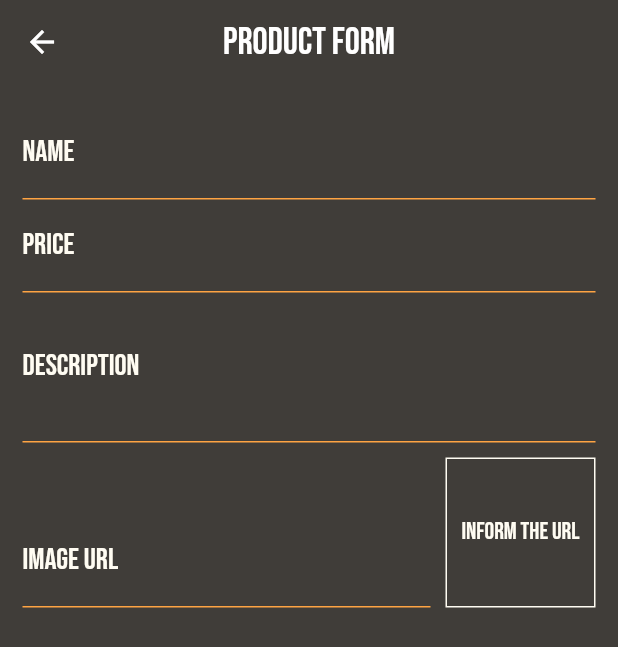
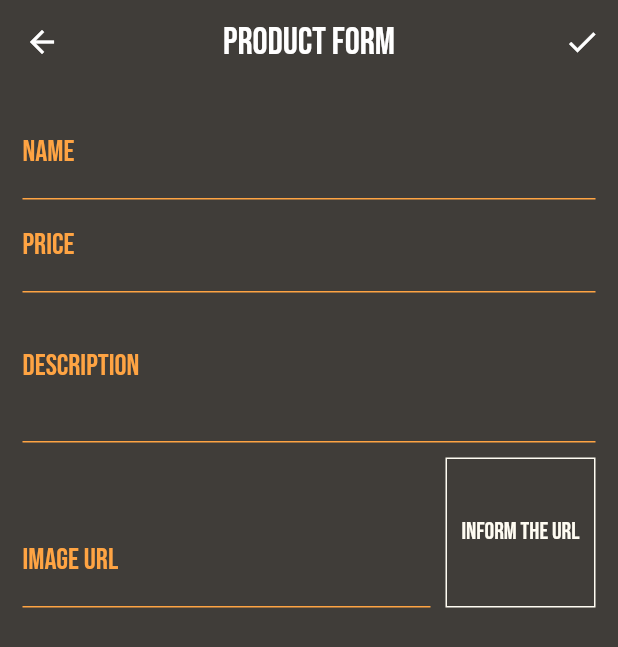
Before and after one commit to elennmilhomem/standup_gym_store, a Flutter app: the ProductFormPage screen opened by its route, on a phone screen of 412 x 824 dp. Shown: the top 647 px of the screen. Run offline on Flutter 3.47's test engine with Material 2 defaults, Android fonts, the phone set to English and light mode, and no system bars; network calls fail.

Commit message:
Implementa submissão de formulário
Agora é possível submeter os dados preenchidos no formulário

```diff
--- a/lib/pages/product_form_page.dart
+++ b/lib/pages/product_form_page.dart
@@ -1,4 +1,7 @@
+import 'dart:math';
+
 import 'package:flutter/material.dart';
+import 'package:standup_gym_store/models/product.dart';
 
 class ProductFormPage extends StatefulWidget {
   const ProductFormPage({Key? key}) : super(key: key);
@@ -10,8 +13,12 @@ class ProductFormPage extends StatefulWidget {
 class _ProductFormPageState extends State<ProductFormPage> {
   final _priceFocus = FocusNode();
   final _descriptionFocus = FocusNode();
+
   final _imageUrlFocus = FocusNode();
   final _imageUrlController = TextEditingController();
+
+  final _formKey = GlobalKey<FormState>();
+  final _formData = Map<String, Object>();
 
   @override
   void initState() {
@@ -32,6 +39,23 @@ class _ProductFormPageState extends State<ProductFormPage> {
     setState(() {});
   }
 
+  void _submitForm() {
+    _formKey.currentState?.save();
+    final newProduct = Product(
+      id: Random().nextDouble().toString(),
+      name: _formData['name'] as String,
+      description: _formData['description'] as String,
+      price: _formData['price'] as double,
+      imageUrl: _formData['imageUrl'] as String,
+    );
+
+    print(newProduct.id);
+    print(newProduct.name);
+    print(newProduct.description);
+    print(newProduct.price);
+    print(newProduct.imageUrl);
+  }
+
   @override
   Widget build(BuildContext context) {
     return Scaffold(
@@ -44,10 +68,17 @@ class _ProductFormPageState extends State<ProductFormPage> {
             fontSize: 25,
           ),
         ),
+        actions: [
+          IconButton(
+            onPressed: _submitForm,
+            icon: const Icon(Icons.check),
+          )
+        ],
       ),
       body: Padding(
         padding: const EdgeInsets.all(15),
         child: Form(
+          key: _formKey,
           child: ListView(
             children: [
               TextFormField(
@@ -57,17 +88,16 @@ class _ProductFormPageState extends State<ProductFormPage> {
                     borderSide: BorderSide(
                         color: Theme.of(context).colorScheme.secondary),
                   ),
-                  labelStyle: const TextStyle(
+                  labelStyle: TextStyle(
                     fontSize: 20,
-                    color: Color(
-                      0xFFFFFCF2,
-                    ),
+                    color: Theme.of(context).colorScheme.secondary,
                   ),
                 ),
                 textInputAction: TextInputAction.next,
                 onFieldSubmitted: (_) {
                   FocusScope.of(context).requestFocus(_priceFocus);
                 },
+                onSaved: (name) => _formData['name'] = name ?? '',
               ),
               TextFormField(
                 decoration: InputDecoration(
@@ -76,11 +106,9 @@ class _ProductFormPageState extends State<ProductFormPage> {
                     borderSide: BorderSide(
                         color: Theme.of(context).colorScheme.secondary),
                   ),
-                  labelStyle: const TextStyle(
+                  labelStyle: TextStyle(
                     fontSize: 20,
-                    color: Color(
-                      0xFFFFFCF2,
-                    ),
+                    color: Theme.of(context).colorScheme.secondary,
                   ),
                 ),
                 textInputAction: TextInputAction.next,
@@ -89,6 +117,8 @@ class _ProductFormPageState extends State<ProductFormPage> {
                 onFieldSubmitted: (_) {
                   FocusScope.of(context).requestFocus(_descriptionFocus);
                 },
+                onSaved: (price) =>
+                    _formData['price'] = double.parse(price ?? '0'),
               ),
               TextFormField(
                 decoration: InputDecoration(
@@ -97,16 +127,16 @@ class _ProductFormPageState extends State<ProductFormPage> {
                     borderSide: BorderSide(
                         color: Theme.of(context).colorScheme.secondary),
                   ),
-                  labelStyle: const TextStyle(
+                  labelStyle: TextStyle(
                     fontSize: 20,
-                    color: Color(
-                      0xFFFFFCF2,
-                    ),
+                    color: Theme.of(context).colorScheme.secondary,
                   ),
                 ),
                 focusNode: _descriptionFocus,
                 keyboardType: TextInputType.multiline,
                 maxLines: 3,
+                onSaved: (description) =>
+                    _formData['description'] = description ?? '',
               ),
               Row(
                 crossAxisAlignment: CrossAxisAlignment.end,
@@ -119,17 +149,18 @@ class _ProductFormPageState extends State<ProductFormPage> {
                           borderSide: BorderSide(
                               color: Theme.of(context).colorScheme.secondary),
                         ),
-                        labelStyle: const TextStyle(
+                        labelStyle: TextStyle(
                           fontSize: 20,
-                          color: Color(
-                            0xFFFFFCF2,
-                          ),
+                          color: Theme.of(context).colorScheme.secondary,
                         ),
                       ),
                       textInputAction: TextInputAction.done,
                       focusNode: _imageUrlFocus,
                       keyboardType: TextInputType.url,
                       controller: _imageUrlController,
+                      onFieldSubmitted: (_) => _submitForm(),
+                      onSaved: (imageUrl) =>
+                          _formData['imageUrl'] = imageUrl ?? '',
                     ),
                   ),
                   Container(
```
